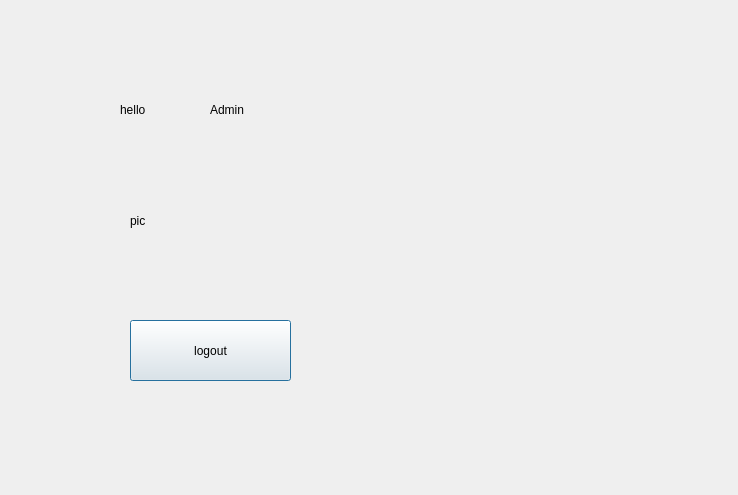
Old version of the form Cinemaproject/welcomewindow.ui in the repository Mohamed-H-Ali/CinemaProject.
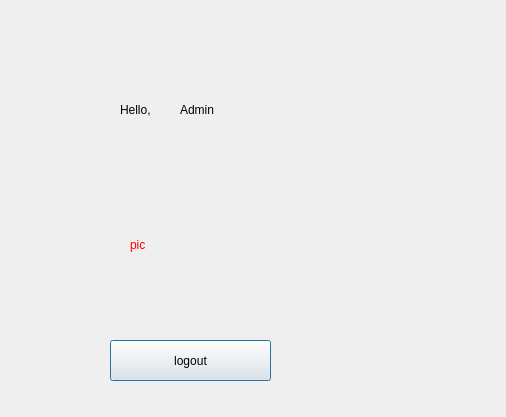
New version of the form.

Commit message: The welcome window done

```diff
--- a/Cinemaproject/welcomewindow.ui
+++ b/Cinemaproject/welcomewindow.ui
@@ -6,8 +6,8 @@
    <rect>
     <x>0</x>
     <y>0</y>
-    <width>738</width>
-    <height>495</height>
+    <width>506</width>
+    <height>417</height>
    </rect>
   </property>
   <property name="windowTitle">
@@ -16,10 +16,10 @@
   <widget class="QPushButton" name="logoutbutton">
    <property name="geometry">
     <rect>
-     <x>130</x>
-     <y>320</y>
+     <x>110</x>
+     <y>340</y>
      <width>161</width>
-     <height>61</height>
+     <height>41</height>
     </rect>
    </property>
    <property name="text">
@@ -32,11 +32,11 @@
      <x>130</x>
      <y>160</y>
      <width>301</width>
-     <height>121</height>
+     <height>171</height>
     </rect>
    </property>
    <property name="text">
-    <string>pic</string>
+    <string>&lt;html&gt;&lt;head/&gt;&lt;body&gt;&lt;p&gt;&lt;span style=&quot; color:#ff0000;&quot;&gt;pic&lt;/span&gt;&lt;/p&gt;&lt;/body&gt;&lt;/html&gt;</string>
    </property>
   </widget>
   <widget class="QLabel" name="hellolabel">
@@ -44,18 +44,18 @@
     <rect>
      <x>120</x>
      <y>100</y>
-     <width>81</width>
+     <width>41</width>
      <height>20</height>
     </rect>
    </property>
    <property name="text">
-    <string>hello</string>
+    <string>Hello,</string>
    </property>
   </widget>
   <widget class="QLabel" name="adminlabel">
    <property name="geometry">
     <rect>
-     <x>210</x>
+     <x>180</x>
      <y>100</y>
      <width>91</width>
      <height>20</height>
```
The commit also changes 5 other files.
